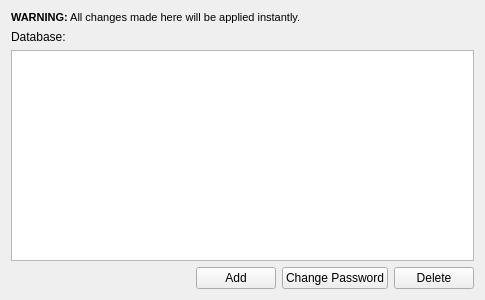
This is simond/config/simonduserconfiguration.ui in KDE/simon as Qt 5 draws it before an edit. The edited form follows.
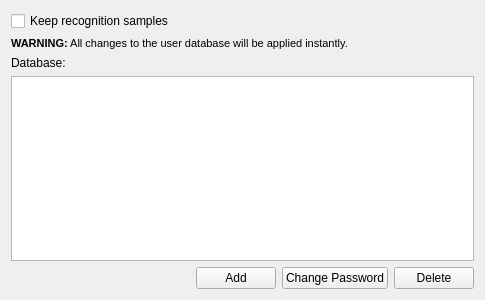
This is the edited form. Custom widgets are drawn as their Qt base class.

Commit message: Implementing "keep samples" functionality

The edit to the form file:
```diff
--- a/simond/config/simonduserconfiguration.ui
+++ b/simond/config/simonduserconfiguration.ui
@@ -14,14 +14,21 @@
    <string>Form</string>
   </property>
   <layout class="QVBoxLayout" name="verticalLayout">
+   <item>
+    <widget class="QCheckBox" name="cbKeepSamples">
+     <property name="text">
+      <string>Keep recognition samples</string>
+     </property>
+    </widget>
+   </item>
    <item>
     <widget class="QLabel" name="label_2">
      <property name="text">
       <string>&lt;!DOCTYPE HTML PUBLIC &quot;-//W3C//DTD HTML 4.0//EN&quot; &quot;http://www.w3.org/TR/REC-html40/strict.dtd&quot;&gt;
 &lt;html&gt;&lt;head&gt;&lt;meta name=&quot;qrichtext&quot; content=&quot;1&quot; /&gt;&lt;style type=&quot;text/css&quot;&gt;
 p, li { white-space: pre-wrap; }
-&lt;/style&gt;&lt;/head&gt;&lt;body style=&quot; font-family:'Bitstream Vera Sans'; font-size:8pt; font-weight:400; font-style:normal;&quot;&gt;
-&lt;p style=&quot; margin-top:0px; margin-bottom:0px; margin-left:0px; margin-right:0px; -qt-block-indent:0; text-indent:0px;&quot;&gt;&lt;span style=&quot; font-weight:600;&quot;&gt;WARNING:&lt;/span&gt; All changes made here will be applied instantly.&lt;/p&gt;&lt;/body&gt;&lt;/html&gt;</string>
+&lt;/style&gt;&lt;/head&gt;&lt;body style=&quot; font-family:'DejaVu Sans'; font-size:8pt; font-weight:400; font-style:normal;&quot;&gt;
+&lt;p style=&quot; margin-top:0px; margin-bottom:0px; margin-left:0px; margin-right:0px; -qt-block-indent:0; text-indent:0px;&quot;&gt;&lt;span style=&quot; font-family:'Bitstream Vera Sans'; font-weight:600;&quot;&gt;WARNING:&lt;/span&gt;&lt;span style=&quot; font-family:'Bitstream Vera Sans';&quot;&gt; All changes to the user database will be applied instantly.&lt;/span&gt;&lt;/p&gt;&lt;/body&gt;&lt;/html&gt;</string>
      </property>
      <property name="wordWrap">
       <bool>true</bool>
```
The commit also changes 7 other files.
